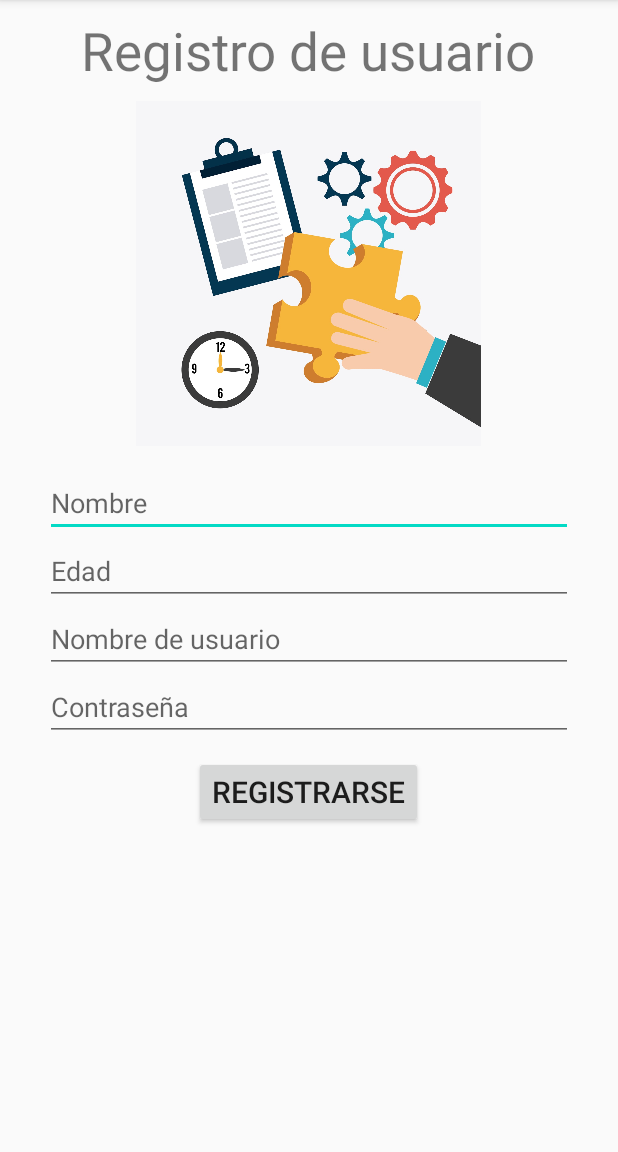
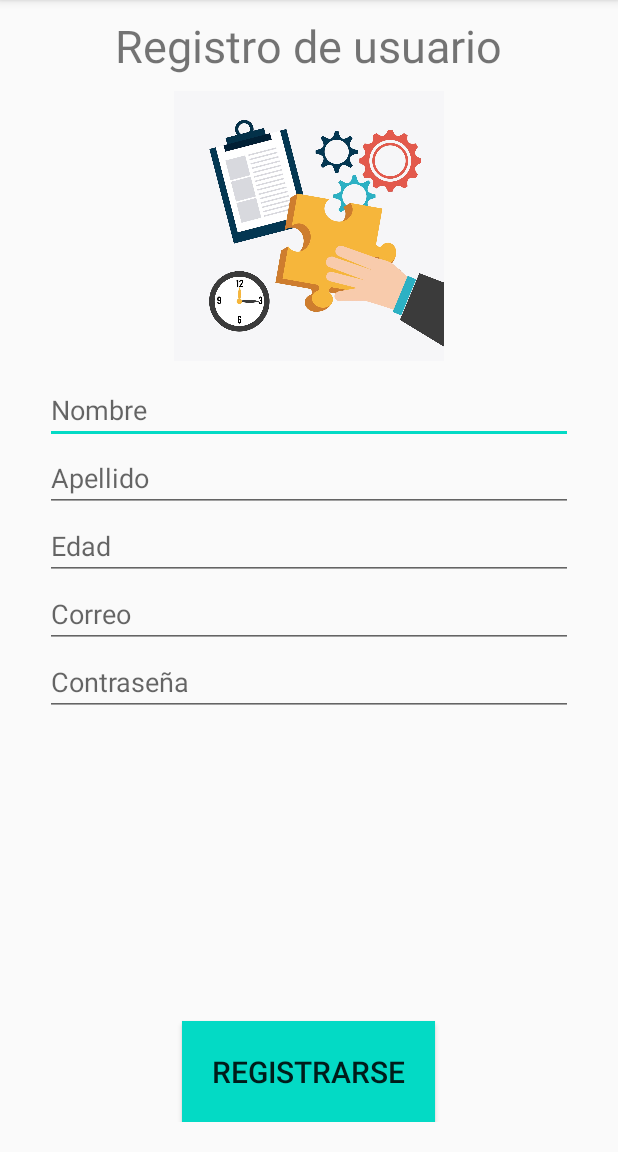
Before and after one commit to julian1073/Playing-and-Learning, an Android app: the Registro screen opened directly, with no data from a screen before it, on a phone screen of 412 x 824 dp, the part 84-1236 px from its top. Run offline under Robolectric (Android 15) with nearby library versions, the phone set to English and light mode, and no system bars; our stand-ins replace Firebase (no records; nobody signed in at launch, a user with empty details on screens opened directly).

Commit message:
Registro

```diff
--- a/app/build.gradle
+++ b/app/build.gradle
@@ -1,4 +1,5 @@
 apply plugin: 'com.android.application'
+apply plugin: 'com.google.gms.google-services'
 
 android {
     compileSdkVersion 30
@@ -23,10 +24,14 @@ android {
 }
 
 dependencies {
+    implementation 'com.google.firebase:firebase-analytics:17.5.0'
     implementation fileTree(dir: "libs", include: ["*.jar"])
     implementation 'androidx.appcompat:appcompat:1.1.0'
     implementation 'androidx.constraintlayout:constraintlayout:1.1.3'
     implementation 'androidx.recyclerview:recyclerview:1.1.0'
+    implementation files('libs\\jtds-1.3.1.jar')
+    implementation 'com.google.firebase:firebase-database:19.5.0'
+    implementation 'com.google.firebase:firebase-auth:19.4.0'
     testImplementation 'junit:junit:4.12'
     androidTestImplementation 'androidx.test.ext:junit:1.1.1'
     androidTestImplementation 'androidx.test.espresso:espresso-core:3.2.0'
--- a/app/src/main/AndroidManifest.xml
+++ b/app/src/main/AndroidManifest.xml
@@ -1,6 +1,8 @@
 <?xml version="1.0" encoding="utf-8"?>
 <manifest xmlns:android="http://schemas.android.com/apk/res/android"
     package="com.example.login">
+
+    <uses-permission android:name="android.permission.INTERNET"></uses-permission>
 
     <application
         android:allowBackup="true"
--- a/app/src/main/java/com/example/login/Registro.java
+++ b/app/src/main/java/com/example/login/Registro.java
@@ -1,14 +1,126 @@
 package com.example.login;
 
+import androidx.annotation.NonNull;
 import androidx.appcompat.app.AppCompatActivity;
 
+import android.content.Intent;
 import android.os.Bundle;
+import android.view.View;
+import android.widget.Button;
+import android.widget.EditText;
+import android.widget.Toast;
+
+import com.example.login.Modelo.Usuario;
+import com.google.android.gms.tasks.OnCompleteListener;
+import com.google.android.gms.tasks.Task;
+import com.google.firebase.FirebaseApp;
+import com.google.firebase.auth.AuthResult;
+import com.google.firebase.auth.FirebaseAuth;
+import com.google.firebase.auth.FirebaseAuthException;
+import com.google.firebase.database.DatabaseReference;
+import com.google.firebase.database.FirebaseDatabase;
+
 
 public class Registro extends AppCompatActivity {
 
+    private EditText etNombre;
+    private EditText etApellido;
+    private EditText etEdad;
+    private EditText etCorreo;
+    private EditText etClave;
+    private Button btnRegistro;
+    DatabaseReference mDatabase = FirebaseDatabase.getInstance().getReference();
+    private Usuario usuario = new Usuario();
+
     @Override
     protected void onCreate(Bundle savedInstanceState) {
+
         super.onCreate(savedInstanceState);
         setContentView(R.layout.activity_registro);
+        etNombre = (EditText) findViewById(R.id.etNombre);
+        etApellido = (EditText) findViewById(R.id.etApellido);
+        etEdad = (EditText) findViewById(R.id.etEdad);
+        etCorreo = (EditText) findViewById(R.id.etCorreo);
+        etClave = (EditText) findViewById(R.id.etClave);
+        btnRegistro = (Button) findViewById(R.id.btnRegistro);
+
+        btnRegistro.setOnClickListener(new View.OnClickListener() {
+            @Override
+            public void onClick(View v) {
+
+                usuario.setNombre(etNombre.getText().toString());
+                usuario.setApellido(etApellido.getText().toString());
+                if (etEdad.getText().toString().equals("")){
+                    usuario.setEdad(0);
+                }
+                else{
+                    usuario.setEdad(Integer.parseInt(etEdad.getText().toString()));
+                }
+                usuario.setCorreo(etCorreo.getText().toString());
+                usuario.setClave(etClave.getText().toString());
+
+                String mensaje = validacion();
+
+                if(mensaje.isEmpty()){
+
+                    try{
+                        registrarUsuario();
+                    }
+                    catch(Exception e){
+                        throw e;
+                    }
+                }
+                else{
+                    Toast.makeText(getApplicationContext(), mensaje , Toast.LENGTH_LONG).show();
+                }
+            }
+        });
+    }
+
+    private void registrarUsuario() {
+
+        FirebaseAuth.getInstance().createUserWithEmailAndPassword(usuario.getCorreo().toString(), usuario.getClave().toString()).addOnCompleteListener(new OnCompleteListener<AuthResult>() {
+            @Override
+            public void onComplete(@NonNull Task<AuthResult> task) {
+
+                if (task.isSuccessful()){
+
+                    usuario.setId(FirebaseAuth.getInstance().getCurrentUser().getUid());
+
+                    mDatabase.child("usuario").child(usuario.getId()).setValue(usuario).addOnCompleteListener(new OnCompleteListener<Void>() {
+                        @Override
+                        public void onComplete(@NonNull Task<Void> task2) {
+
+                            if (task2.isSuccessful()){
+                                Toast.makeText(getApplicationContext(), "Usuario agregado", Toast.LENGTH_SHORT).show();
+                                startActivity(new Intent(Registro.this, MainActivity.class));
+                                finish();
+                            }
+                            else{
+                                Toast.makeText(getApplicationContext(), "No se han creado los datos", Toast.LENGTH_SHORT).show();
+                            }
+                        }
+                    });
+                }
+                else{
+                    Toast.makeText(getApplicationContext(), "Error xd", Toast.LENGTH_SHORT).show();
+                }
+            }
+        });
+    }
+
+    private String validacion() {
+
+        if(usuario.getApellido().equals("") || usuario.getClave().equals("")
+                || usuario.getCorreo().equals("") || usuario.getNombre().equals("") || usuario.getEdad() == 0
+            )
+            return "Campos requeridos";
+
+        else if (usuario.getClave().length() < 7)
+            return "La contraseña debe tener más de 6 caracteres";
+
+        else
+            return "";
+
     }
 }
--- a/app/src/main/res/layout/activity_registro.xml
+++ b/app/src/main/res/layout/activity_registro.xml
@@ -13,24 +13,36 @@
         android:layout_margin="10dp"
         android:text="Registro de usuario"
         android:layout_gravity="center"
-        android:textSize="35sp"
+        android:textSize="30sp"
         />
     <ImageView
-        android:layout_marginBottom="15dp"
+        android:layout_marginBottom="10dp"
         android:layout_width="250dp"
-        android:layout_height="230dp"
+        android:layout_height="180dp"
+        android:layout_gravity="center"
         android:src="@drawable/registro"
-        android:layout_gravity="center"
         />
     <EditText
+        android:id="@+id/etNombre"
         android:layout_width="match_parent"
         android:layout_height="wrap_content"
         android:hint="Nombre"
         android:layout_marginLeft="30dp"
         android:layout_marginRight="30dp"
         android:inputType="text"
+
         />
     <EditText
+        android:id="@+id/etApellido"
+        android:layout_width="match_parent"
+        android:layout_height="wrap_content"
+        android:hint="Apellido"
+        android:layout_marginLeft="30dp"
+        android:layout_marginRight="30dp"
+        android:inputType="text"
+        />
+    <EditText
+        android:id="@+id/etEdad"
         android:layout_width="match_parent"
         android:layout_height="wrap_content"
         android:hint="Edad"
@@ -39,28 +51,43 @@
         android:inputType="number"
         />
     <EditText
+        android:id="@+id/etCorreo"
         android:layout_width="match_parent"
         android:layout_height="wrap_content"
-        android:hint="Nombre de usuario"
+        android:hint="Correo"
         android:layout_marginLeft="30dp"
         android:layout_marginRight="30dp"
-        android:inputType="text"
+        android:inputType="textEmailAddress"
         />
     <EditText
+        android:id="@+id/etClave"
         android:layout_width="match_parent"
         android:layout_height="wrap_content"
         android:hint="Contraseña"
         android:layout_marginLeft="30dp"
         android:layout_marginRight="30dp"
-        android:inputType="text"
+        android:inputType="textPassword"
         />
+    <LinearLayout
+
+        android:layout_width="match_parent"
+        android:layout_height="match_parent"
+        android:gravity="bottom"
+        android:layout_margin="20dp"
+        android:orientation="vertical">
+
         <Button
+            android:id="@+id/btnRegistro"
             android:layout_width="wrap_content"
             android:layout_height="wrap_content"
             android:layout_marginTop="10dp"
-        android:gravity="center"
+            android:gravity="bottom"
+            android:text="Registrarse"
+            android:padding="20dp"
+            android:background="@color/colorAccent"
+            android:textSize="20sp"
             android:layout_gravity="center"
-        android:text="Registrarse"
-        android:textSize="20sp"
+
             />
     </LinearLayout>
+</LinearLayout>
--- a/build.gradle
+++ b/build.gradle
@@ -6,6 +6,7 @@ buildscript {
     }
     dependencies {
         classpath "com.android.tools.build:gradle:4.0.1"
+        classpath 'com.google.gms:google-services:4.3.3'
 
         // NOTE: Do not place your application dependencies here; they belong
         // in the individual module build.gradle files
```
Also changed, not shown: app/src/main/java/com/example/login/Modelo/Usuario.java (added, +69 -0 lines), app/libs/jtds-1.3.1.jar (added), 3 other files. Lines whose indentation alone changed are shown as unchanged.
